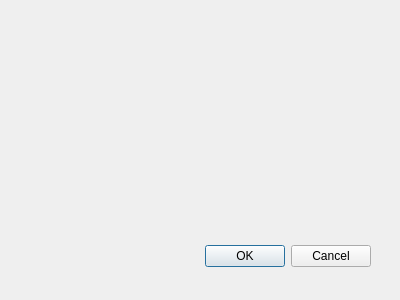
The window that highboostdialog.ui (SPROgster/ImageProcessing) describes before a commit, drawn with Qt 5.
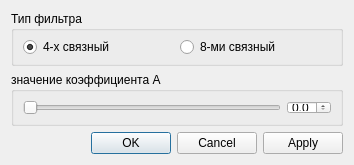
The same window after the commit.

Commit message: HighBoostDialog code fully written

What changed in the file:
```diff
--- a/highboostdialog.ui
+++ b/highboostdialog.ui
@@ -8,29 +8,104 @@
    <rect>
     <x>0</x>
     <y>0</y>
-    <width>400</width>
-    <height>300</height>
+    <width>354</width>
+    <height>165</height>
    </rect>
   </property>
+  <property name="sizePolicy">
+   <sizepolicy hsizetype="Preferred" vsizetype="Fixed">
+    <horstretch>0</horstretch>
+    <verstretch>0</verstretch>
+   </sizepolicy>
+  </property>
+  <property name="minimumSize">
+   <size>
+    <width>0</width>
+    <height>165</height>
+   </size>
+  </property>
+  <property name="maximumSize">
+   <size>
+    <width>16777215</width>
+    <height>165</height>
+   </size>
+  </property>
   <property name="windowTitle">
    <string>Dialog</string>
   </property>
-  <widget name="buttonBox" class="QDialogButtonBox">
-   <property name="geometry">
-    <rect>
-     <x>30</x>
-     <y>240</y>
-     <width>341</width>
-     <height>32</height>
-    </rect>
-   </property>
-   <property name="orientation">
-    <enum>Qt::Horizontal</enum>
-   </property>
-   <property name="standardButtons">
-    <set>QDialogButtonBox::Cancel|QDialogButtonBox::Ok</set>
-   </property>
-  </widget>
+  <layout class="QVBoxLayout" name="verticalLayout">
+   <item>
+    <widget class="QGroupBox" name="typeGroup">
+     <property name="title">
+      <string>Тип фильтра</string>
+     </property>
+     <layout class="QHBoxLayout" name="horizontalLayout">
+      <item>
+       <widget class="QRadioButton" name="type4radio">
+        <property name="text">
+         <string>4-х связный</string>
+        </property>
+        <property name="checked">
+         <bool>true</bool>
+        </property>
+       </widget>
+      </item>
+      <item>
+       <widget class="QRadioButton" name="type8radio">
+        <property name="text">
+         <string>8-ми связный</string>
+        </property>
+       </widget>
+      </item>
+     </layout>
+    </widget>
+   </item>
+   <item>
+    <widget class="QGroupBox" name="coefficientGroup">
+     <property name="title">
+      <string>значение коэффициента A</string>
+     </property>
+     <layout class="QHBoxLayout" name="horizontalLayout_2">
+      <item>
+       <widget class="QSlider" name="coeffSlider">
+        <property name="maximum">
+         <number>20</number>
+        </property>
+        <property name="pageStep">
+         <number>1</number>
+        </property>
+        <property name="orientation">
+         <enum>Qt::Horizontal</enum>
+        </property>
+       </widget>
+      </item>
+      <item>
+       <widget class="QDoubleSpinBox" name="coeffSpin">
+        <property name="decimals">
+         <number>1</number>
+        </property>
+        <property name="maximum">
+         <double>2.000000000000000</double>
+        </property>
+        <property name="singleStep">
+         <double>0.100000000000000</double>
+        </property>
+       </widget>
+      </item>
+     </layout>
+    </widget>
+   </item>
+   <item>
+    <widget class="QDialogButtonBox" name="buttonBox">
+     <property name="orientation">
+      <enum>Qt::Horizontal</enum>
+     </property>
+     <property name="standardButtons">
+      <set>QDialogButtonBox::Apply|QDialogButtonBox::Cancel|QDialogButtonBox::Ok</set>
+     </property>
+    </widget>
+   </item>
+  </layout>
  </widget>
  <pixmapfunction/>
  <resources/>
```
Left out of the diff: 9 changed lines with no effect on the pictures. The commit also changes 3 other files.
